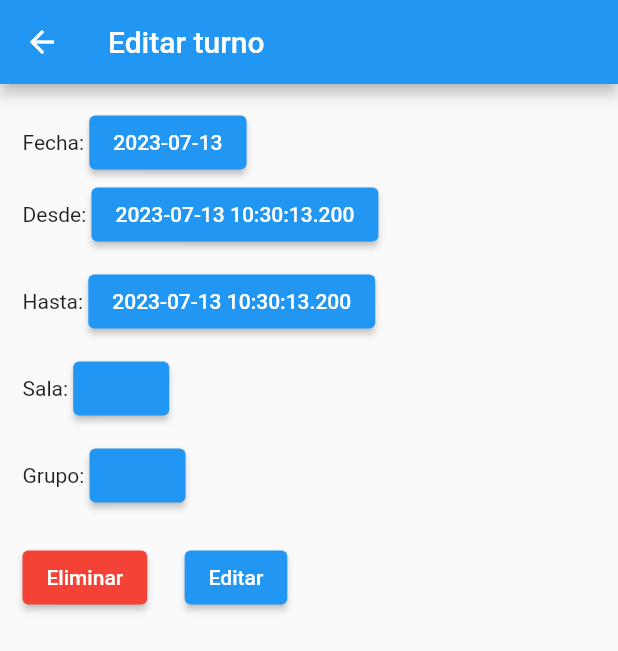
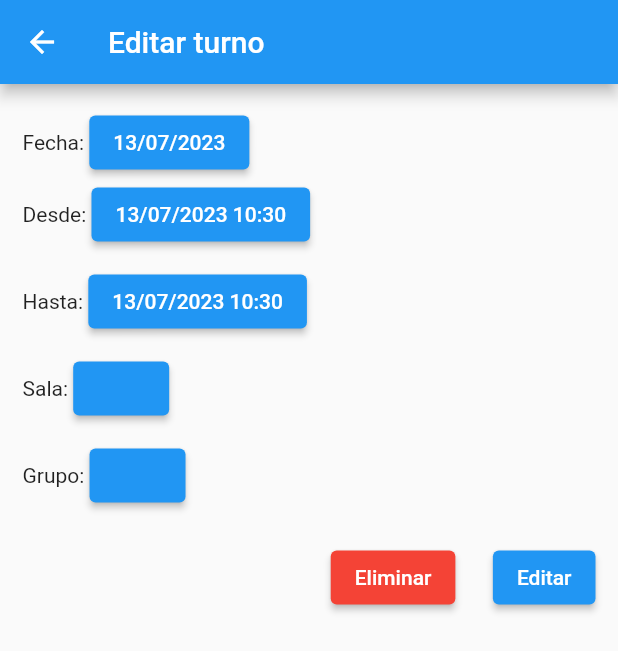
Before and after one commit to andrusio/sala_ensayo, a Flutter app: the SalaGrupoResumenPage screen opened directly with empty values, on a phone screen of 412 x 824 dp. Shown: the top 651 px of the screen. Run offline on Flutter 3.47's test engine with Material 2 defaults, Android fonts, the phone set to English and light mode, and no system bars; our stand-ins replace flutter_colorpicker, syncfusion_flutter_calendar; network calls fail.

Commit message:
formato fechas

```diff
--- a/lib/pages/grupo_persona.dart
+++ b/lib/pages/grupo_persona.dart
@@ -3,7 +3,6 @@ import 'package:http/http.dart' as http;
 import 'package:sala_ensayo/models/persona.dart';
 import 'package:sala_ensayo/models/grupo.dart';
 import 'package:sala_ensayo/pages/persona_crud.dart';
-import 'package:sala_ensayo/widgets/panel_lateral_widget.dart';
 import 'package:sala_ensayo/models/clases_generales.dart';
 
 class GrupoPersonaPage extends StatefulWidget {
--- a/lib/pages/sala_grupo_resumen.dart
+++ b/lib/pages/sala_grupo_resumen.dart
@@ -1,4 +1,5 @@
 import 'package:flutter/material.dart';
+import 'package:intl/intl.dart';
 import 'package:sala_ensayo/models/clases_generales.dart';
 import 'package:sala_ensayo/pages/sala_grupo_grupo.dart';
 import 'package:sala_ensayo/pages/sala_grupo_sala.dart';
@@ -35,7 +36,7 @@ class _SalaGrupoResumenPageState extends State<SalaGrupoResumenPage> {
                 const Text('Fecha: '),
                 ElevatedButton(
                   child: Text(
-                      "${widget.salaGrupo.horaDesde.toLocal()}".split(' ')[0]),
+                      DateFormat('d/MM/y').format(widget.salaGrupo.horaDesde)),
                   onPressed: () => {},
                 ),
               ],
@@ -44,7 +45,11 @@ class _SalaGrupoResumenPageState extends State<SalaGrupoResumenPage> {
               children: [
                 const Text('Desde: '),
                 ElevatedButton(
-                  child: Text("${widget.salaGrupo.horaDesde.toLocal()}"),
+                  child: Text(
+                    // "${widget.salaGrupo.horaDesde.toLocal()}"
+                    DateFormat('d/MM/y HH:mm')
+                        .format(widget.salaGrupo.horaDesde),
+                  ),
                   onPressed: () => {
                     displayTimePickerDesde(context,
                         TimeOfDay.fromDateTime(widget.salaGrupo.horaDesde))
@@ -58,7 +63,10 @@ class _SalaGrupoResumenPageState extends State<SalaGrupoResumenPage> {
               children: [
                 const Text('Hasta: '),
                 ElevatedButton(
-                  child: Text("${widget.salaGrupo.horaHasta.toLocal()}"),
+                  child: Text(
+                    DateFormat('d/MM/y HH:mm')
+                        .format(widget.salaGrupo.horaHasta),
+                  ),
                   onPressed: () => {
                     displayTimePickerHasta(context,
                         TimeOfDay.fromDateTime(widget.salaGrupo.horaHasta))
@@ -103,6 +111,7 @@ class _SalaGrupoResumenPageState extends State<SalaGrupoResumenPage> {
               ],
             ),
             Row(
+              mainAxisAlignment: MainAxisAlignment.end,
               children: [
                 botonera(),
               ],
--- a/lib/pages/sala_grupo_sala.dart
+++ b/lib/pages/sala_grupo_sala.dart
@@ -1,5 +1,4 @@
 import 'package:flutter/material.dart';
-import 'package:sala_ensayo/models/grupo.dart';
 import 'package:sala_ensayo/models/sala_grupo.dart';
 import 'package:http/http.dart' as http;
 import 'package:sala_ensayo/pages/sala_grupo_grupo.dart';
```
